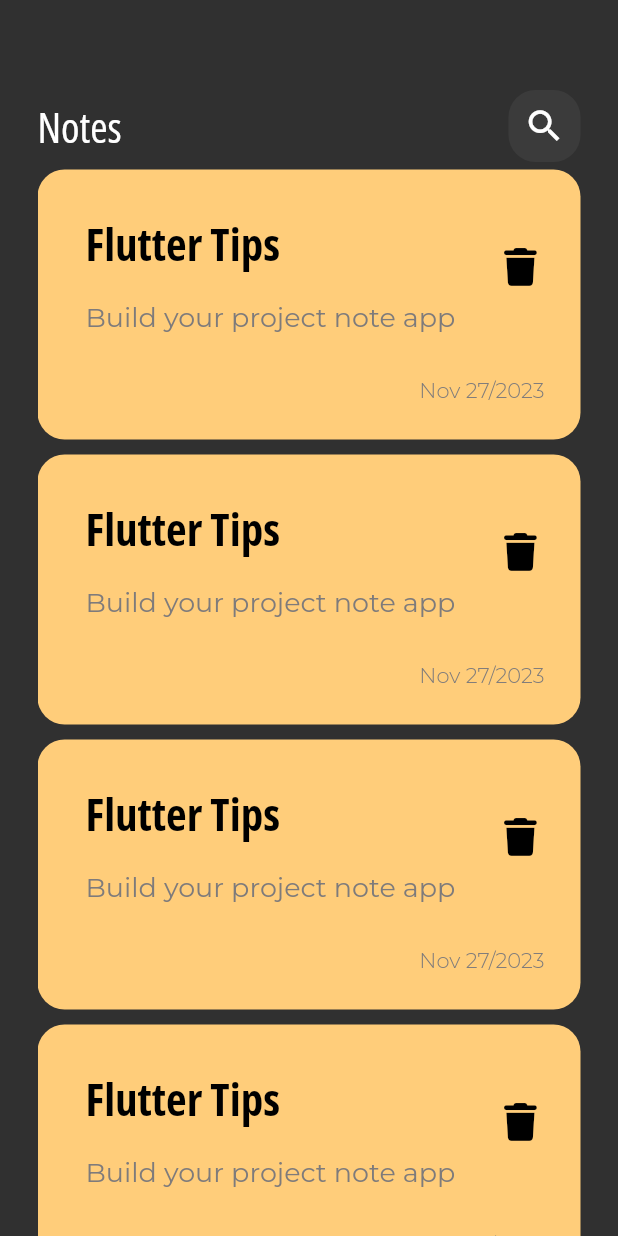
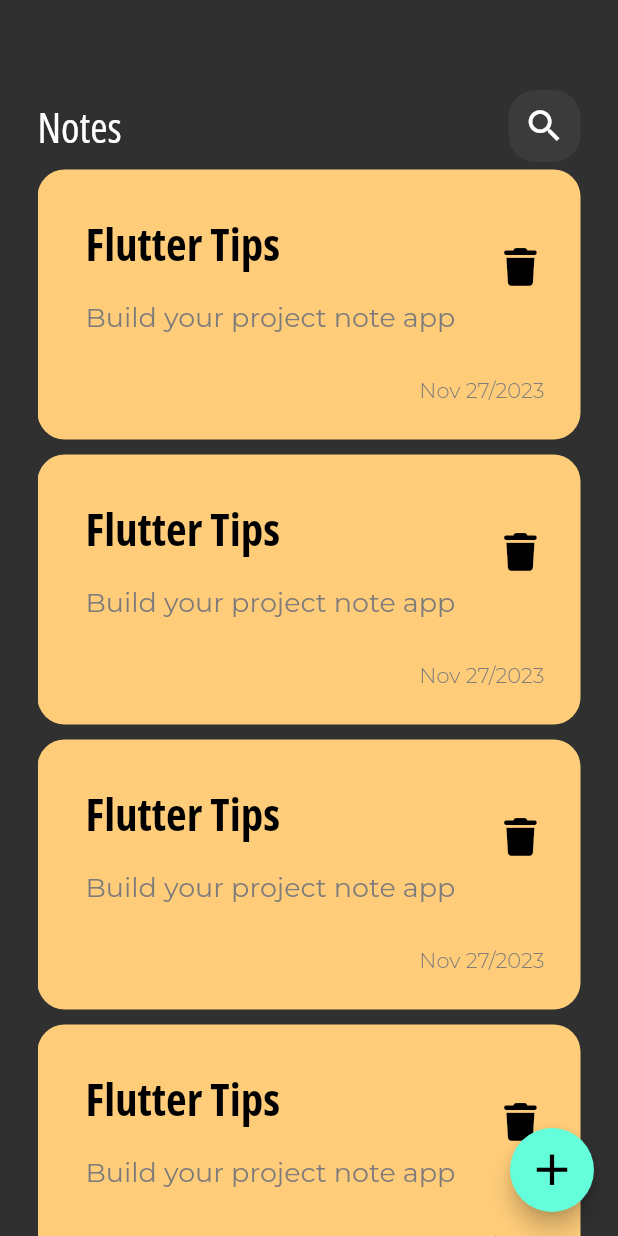
Before and after one commit to esraa-mohamad/note_app, a Flutter app: the screen it shows after launch, on a phone screen of 412 x 824 dp. Run offline on Flutter 3.47's test engine with Material 2 defaults, Android fonts, the phone set to English and light mode, and no system bars; our stand-ins replace font_awesome_flutter; project files that could hold a hidden picture were left out.

Commit message:
floating_action_button

```diff
--- a/lib/presentation/note/note_screen.dart
+++ b/lib/presentation/note/note_screen.dart
@@ -11,8 +11,15 @@ class NoteScreen extends StatefulWidget {
 class _NoteScreenState extends State<NoteScreen> {
   @override
   Widget build(BuildContext context) {
-    return const Scaffold(
-      body: NotesViewBody(),
+    return  Scaffold(
+      body: const NotesViewBody(),
+      floatingActionButton: FloatingActionButton(
+        onPressed: (){},
+        child: const Icon(
+          Icons.add,
+          size: 35,
+        ),
+      ),
     );
   }
 }
```
